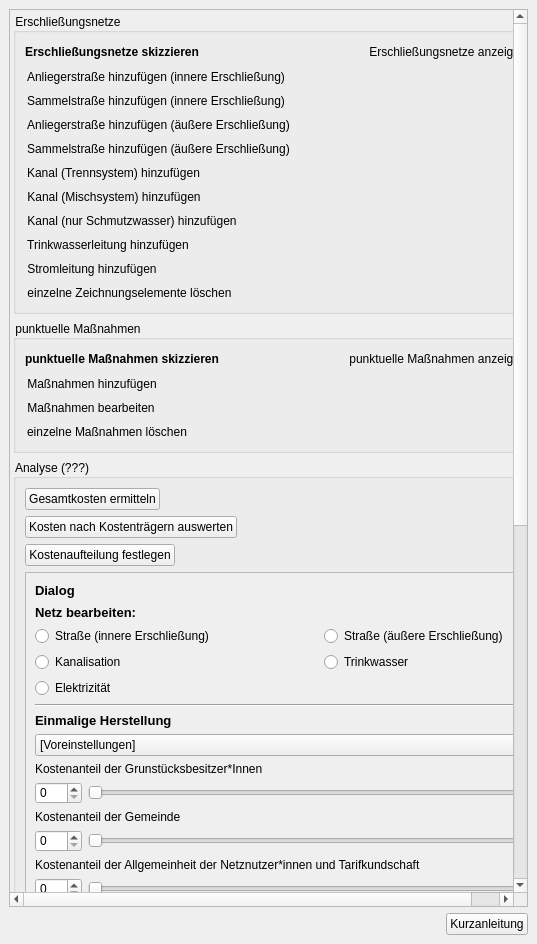
projektcheck/ProjektCheck-QGIS, file projektcheck/ui/ProjektCheck_dockwidget_analysis_06-IFK.ui: the form before one commit.
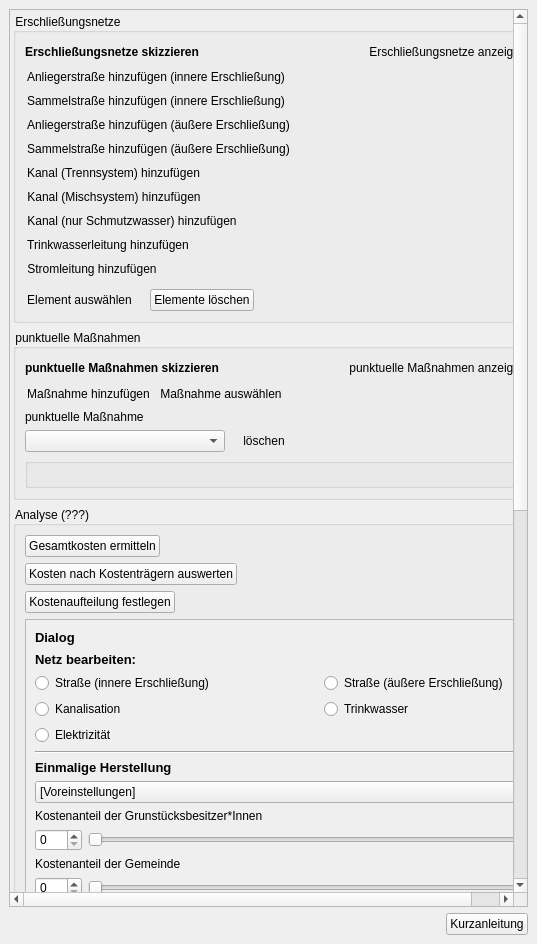
The form after the commit. Icons and pictures are not drawn. Custom widgets are drawn as their Qt base class.

Commit message: infrastructure - select and remove line elements; different buttons and layout fur punctual measures

Patch:
```diff
--- a/projektcheck/ui/ProjektCheck_dockwidget_analysis_06-IFK.ui
+++ b/projektcheck/ui/ProjektCheck_dockwidget_analysis_06-IFK.ui
@@ -538,7 +538,25 @@
             </widget>
            </item>
            <item>
-            <widget class="QPushButton" name="remove_drawing_button">
+            <spacer name="verticalSpacer">
+             <property name="orientation">
+              <enum>Qt::Vertical</enum>
+             </property>
+             <property name="sizeType">
+              <enum>QSizePolicy::Fixed</enum>
+             </property>
+             <property name="sizeHint" stdset="0">
+              <size>
+               <width>20</width>
+               <height>5</height>
+              </size>
+             </property>
+            </spacer>
+           </item>
+           <item>
+            <layout class="QHBoxLayout" name="horizontalLayout_13">
+             <item>
+              <widget class="QPushButton" name="select_lines_button">
              <property name="sizePolicy">
               <sizepolicy hsizetype="Fixed" vsizetype="Fixed">
                <horstretch>0</horstretch>
@@ -549,7 +567,7 @@
               <cursorShape>PointingHandCursor</cursorShape>
              </property>
              <property name="text">
-              <string>einzelne Zeichnungselemente löschen</string>
+                <string>Element auswählen</string>
              </property>
              <property name="icon">
               <iconset>
@@ -559,7 +577,7 @@
              <property name="iconSize">
               <size>
                <width>24</width>
-               <height>25</height>
+                 <height>24</height>
               </size>
              </property>
              <property name="checkable">
@@ -572,6 +590,49 @@
               <bool>true</bool>
              </property>
             </widget>
+             </item>
+             <item>
+              <spacer name="horizontalSpacer_3">
+               <property name="orientation">
+                <enum>Qt::Horizontal</enum>
+               </property>
+               <property name="sizeType">
+                <enum>QSizePolicy::Fixed</enum>
+               </property>
+               <property name="sizeHint" stdset="0">
+                <size>
+                 <width>10</width>
+                 <height>20</height>
+                </size>
+               </property>
+              </spacer>
+             </item>
+             <item>
+              <widget class="QPushButton" name="remove_lines_button">
+               <property name="text">
+                <string>Elemente löschen</string>
+               </property>
+               <property name="icon">
+                <iconset>
+                 <normalon>../../images/iconset_mob/20190619_iconset_mob_delete_1.png</normalon>
+                </iconset>
+               </property>
+              </widget>
+             </item>
+             <item>
+              <spacer name="horizontalSpacer_5">
+               <property name="orientation">
+                <enum>Qt::Horizontal</enum>
+               </property>
+               <property name="sizeHint" stdset="0">
+                <size>
+                 <width>40</width>
+                 <height>20</height>
+                </size>
+               </property>
+              </spacer>
+             </item>
+            </layout>
            </item>
           </layout>
          </widget>
@@ -670,7 +731,9 @@
             </layout>
            </item>
            <item>
-            <widget class="QPushButton" name="pushButton_23">
+            <layout class="QHBoxLayout" name="horizontalLayout_15">
+             <item>
+              <widget class="QPushButton" name="add_point_button">
              <property name="sizePolicy">
               <sizepolicy hsizetype="Fixed" vsizetype="Fixed">
                <horstretch>0</horstretch>
@@ -681,7 +744,7 @@
               <cursorShape>PointingHandCursor</cursorShape>
              </property>
              <property name="text">
-              <string>Maßnahmen hinzufügen</string>
+                <string>Maßnahme hinzufügen</string>
              </property>
              <property name="icon">
               <iconset>
@@ -706,7 +769,7 @@
             </widget>
            </item>
            <item>
-            <widget class="QPushButton" name="pushButton_31">
+              <widget class="QPushButton" name="select_point_button">
              <property name="sizePolicy">
               <sizepolicy hsizetype="Fixed" vsizetype="Fixed">
                <horstretch>0</horstretch>
@@ -717,7 +780,7 @@
               <cursorShape>PointingHandCursor</cursorShape>
              </property>
              <property name="text">
-              <string>Maßnahmen bearbeiten</string>
+                <string>Maßnahme auswählen</string>
              </property>
              <property name="icon">
               <iconset>
@@ -742,7 +805,57 @@
             </widget>
            </item>
            <item>
-            <widget class="QPushButton" name="pushButton_22">
+              <spacer name="horizontalSpacer_8">
+               <property name="orientation">
+                <enum>Qt::Horizontal</enum>
+               </property>
+               <property name="sizeHint" stdset="0">
+                <size>
+                 <width>40</width>
+                 <height>20</height>
+                </size>
+               </property>
+              </spacer>
+             </item>
+            </layout>
+           </item>
+           <item>
+            <widget class="QLabel" name="label_5">
+             <property name="text">
+              <string>punktuelle Maßnahme</string>
+             </property>
+            </widget>
+           </item>
+           <item>
+            <layout class="QHBoxLayout" name="horizontalLayout_14">
+             <item>
+              <widget class="QComboBox" name="point_combo">
+               <property name="minimumSize">
+                <size>
+                 <width>200</width>
+                 <height>0</height>
+                </size>
+               </property>
+              </widget>
+             </item>
+             <item>
+              <spacer name="horizontalSpacer_6">
+               <property name="orientation">
+                <enum>Qt::Horizontal</enum>
+               </property>
+               <property name="sizeType">
+                <enum>QSizePolicy::Fixed</enum>
+               </property>
+               <property name="sizeHint" stdset="0">
+                <size>
+                 <width>10</width>
+                 <height>20</height>
+                </size>
+               </property>
+              </spacer>
+             </item>
+             <item>
+              <widget class="QPushButton" name="remove_point_button">
              <property name="sizePolicy">
               <sizepolicy hsizetype="Fixed" vsizetype="Fixed">
                <horstretch>0</horstretch>
@@ -753,7 +866,7 @@
               <cursorShape>PointingHandCursor</cursorShape>
              </property>
              <property name="text">
-              <string>einzelne Maßnahmen löschen</string>
+                <string>löschen</string>
              </property>
              <property name="icon">
               <iconset>
@@ -763,7 +876,7 @@
              <property name="iconSize">
               <size>
                <width>24</width>
-               <height>24</height>
+                 <height>25</height>
               </size>
              </property>
              <property name="checkable">
@@ -775,6 +888,37 @@
              <property name="flat">
               <bool>true</bool>
              </property>
+              </widget>
+             </item>
+             <item>
+              <spacer name="horizontalSpacer_7">
+               <property name="orientation">
+                <enum>Qt::Horizontal</enum>
+               </property>
+               <property name="sizeHint" stdset="0">
+                <size>
+                 <width>40</width>
+                 <height>20</height>
+                </size>
+               </property>
+              </spacer>
+             </item>
+            </layout>
+           </item>
+           <item>
+            <widget class="QGroupBox" name="point_parameter_group">
+             <property name="font">
+              <font>
+               <family>MS Shell Dlg 2</family>
+               <pointsize>8</pointsize>
+               <weight>50</weight>
+               <bold>false</bold>
+              </font>
+             </property>
+             <property name="title">
+              <string/>
+             </property>
+             <layout class="QVBoxLayout" name="verticalLayout_9"/>
             </widget>
            </item>
           </layout>
```
Left out of the diff: 12 changed lines with no effect on the pictures. Lines whose indentation alone changed are shown as unchanged. The commit also changes 2 other files.
